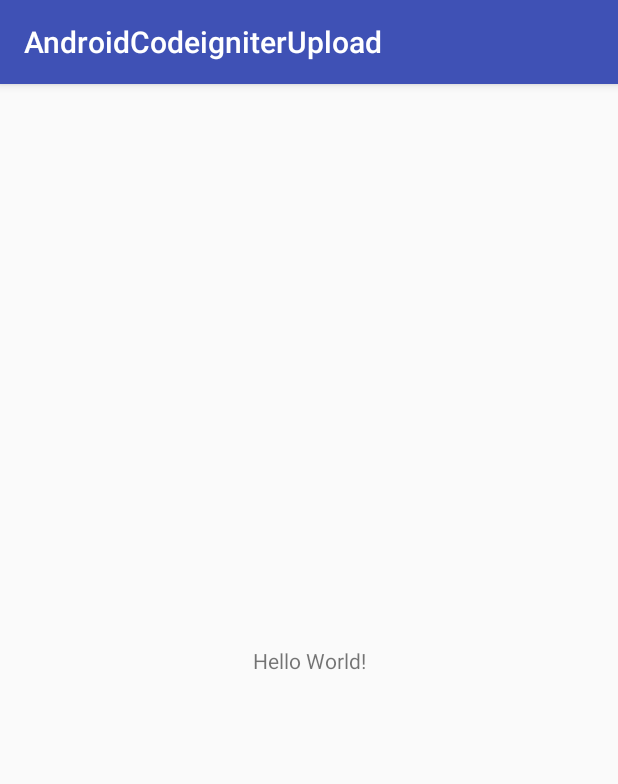
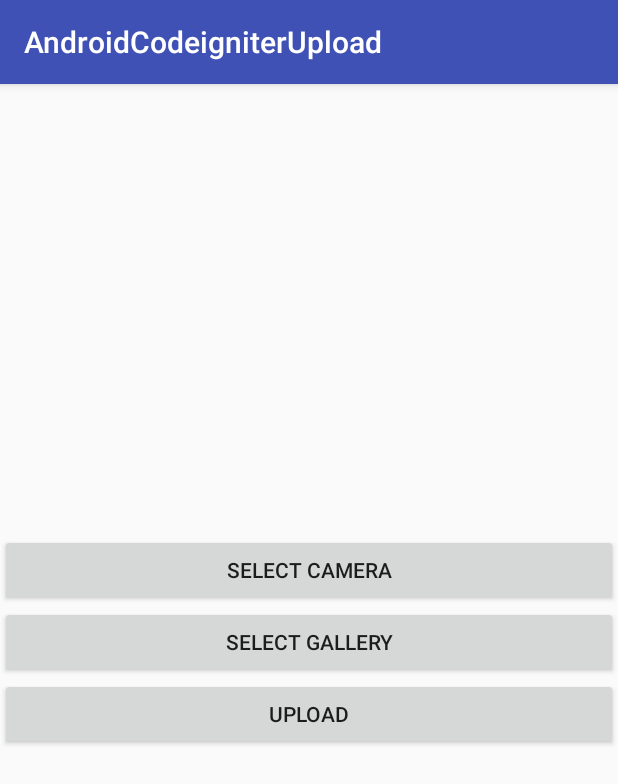
Before and after one commit to mahmudinm/android-retrofit-codeigniter-upload, an Android app: the screen it shows after launch (MainActivity), on a phone screen of 412 x 824 dp. Shown: the top 784 px of the screen. Run offline under Robolectric (Android 15) with nearby library versions, the phone set to English and light mode, and no system bars; pictures from the network do not load.

Commit message:
berhasil setimage

```diff
--- a/app/src/main/java/com/example/mahmudinm/androidcodeigniterupload/MainActivity.java
+++ b/app/src/main/java/com/example/mahmudinm/androidcodeigniterupload/MainActivity.java
@@ -1,13 +1,50 @@
 package com.example.mahmudinm.androidcodeigniterupload;
 
+import android.content.Intent;
+import android.net.Uri;
 import android.support.v7.app.AppCompatActivity;
 import android.os.Bundle;
+import android.view.View;
+import android.widget.Button;
+import android.widget.ImageView;
 
 public class MainActivity extends AppCompatActivity {
+
+    Button selectCamera, selectGallery, upload;
+    ImageView imageView;
+    private static final String folder_foto = "AplikasiKameraku";
+    Uri uri;
 
     @Override
     protected void onCreate(Bundle savedInstanceState) {
         super.onCreate(savedInstanceState);
         setContentView(R.layout.activity_main);
+
+        selectCamera = (Button) findViewById(R.id.selectCamera);
+        selectGallery = (Button) findViewById(R.id.selectGallery);
+        upload = (Button) findViewById(R.id.upload);
+        imageView = (ImageView) findViewById(R.id.imageView);
+
+        selectGallery.setOnClickListener(new View.OnClickListener() {
+            @Override
+            public void onClick(View v) {
+                Intent intent = new Intent();
+                intent.setType("image/*");
+                intent.setAction(Intent.ACTION_GET_CONTENT);
+                startActivityForResult(Intent.createChooser(intent, "Select Image"), 11);
+            }
+        });
+
+    }
+
+    @Override
+    protected void onActivityResult(int requestCode, int resultCode, Intent data) {
+        super.onActivityResult(requestCode, resultCode, data);
+        if (requestCode == 11 && resultCode != 0) {
+
+            uri = data.getData();
+            imageView.setImageURI(uri);
+
+        }
     }
 }
--- a/app/src/main/res/layout/activity_main.xml
+++ b/app/src/main/res/layout/activity_main.xml
@@ -1,5 +1,6 @@
 <?xml version="1.0" encoding="utf-8"?>
-<android.support.constraint.ConstraintLayout
+<LinearLayout
+    android:orientation="vertical"
     xmlns:android="http://schemas.android.com/apk/res/android"
     xmlns:app="http://schemas.android.com/apk/res-auto"
     xmlns:tools="http://schemas.android.com/tools"
@@ -7,13 +8,28 @@
     android:layout_height="match_parent"
     tools:context="com.example.mahmudinm.androidcodeigniterupload.MainActivity">
 
-    <TextView
-        android:layout_width="wrap_content"
-        android:layout_height="wrap_content"
-        android:text="Hello World!"
-        app:layout_constraintBottom_toBottomOf="parent"
-        app:layout_constraintLeft_toLeftOf="parent"
-        app:layout_constraintRight_toRightOf="parent"
-        app:layout_constraintTop_toTopOf="parent"/>
+    <ImageView
+        android:id="@+id/imageView"
+        android:scaleType="centerCrop"
+        android:layout_width="match_parent"
+        android:layout_height="300dp"/>
 
-</android.support.constraint.ConstraintLayout>
+    <Button
+        android:id="@+id/selectCamera"
+        android:text="Select Camera"
+        android:layout_width="match_parent"
+        android:layout_height="wrap_content"/>
+
+    <Button
+        android:id="@+id/selectGallery"
+        android:text="Select Gallery"
+        android:layout_width="match_parent"
+        android:layout_height="wrap_content"/>
+
+    <Button
+        android:id="@+id/upload"
+        android:text="Upload"
+        android:layout_width="match_parent"
+        android:layout_height="wrap_content"/>
+
+</LinearLayout>
```
